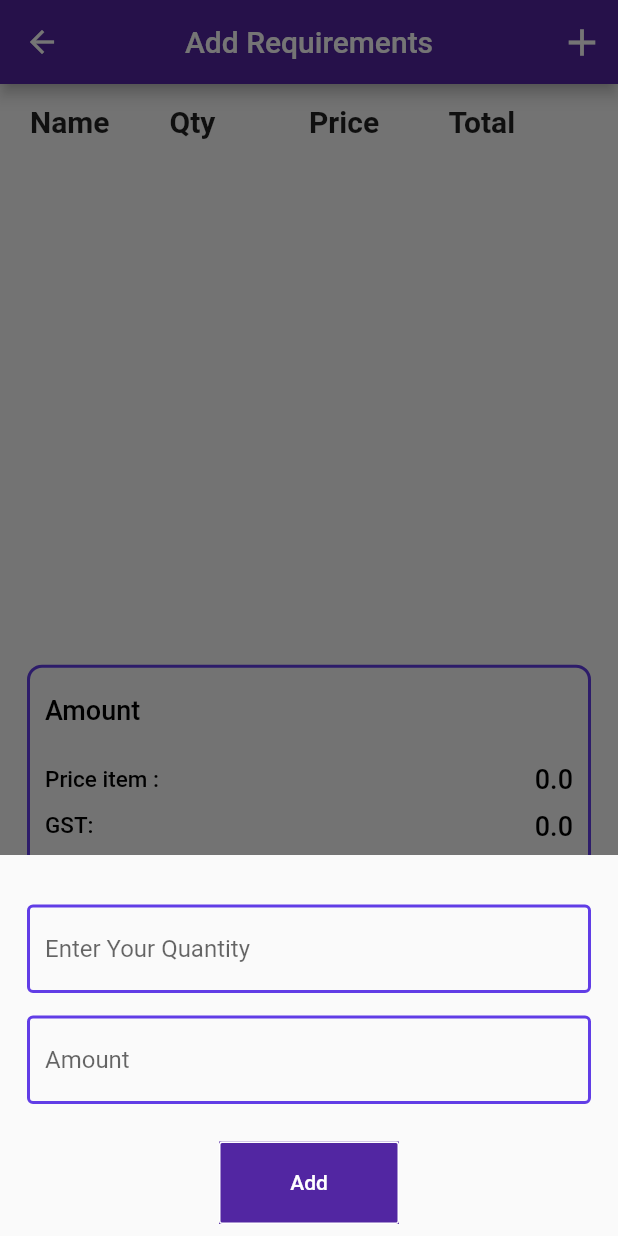
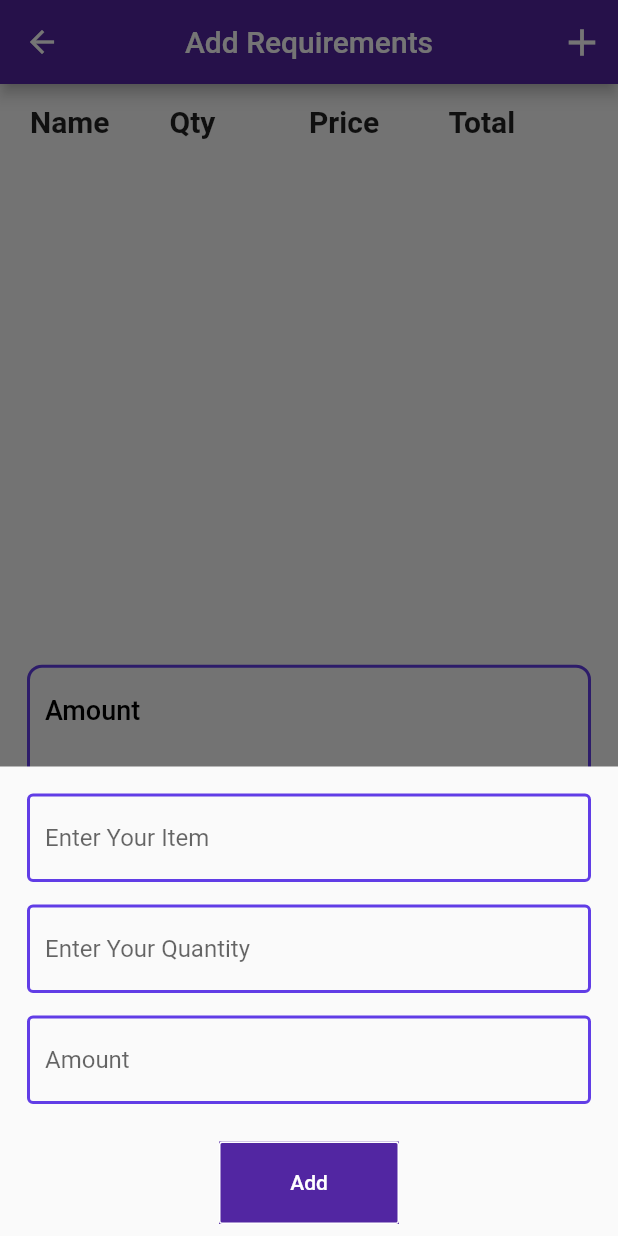
Before and after one commit to DOJYDOMINIC/shoping_app, a Flutter app: the AddRequirementsScreen screen opened directly with empty values, after a tap on the "add" icon, on a phone screen of 412 x 824 dp. Run offline on Flutter 3.47's test engine with Material 2 defaults, Android fonts, the phone set to English and light mode, and no system bars; our stand-ins replace animated_splash_screen, lottie.

```diff
--- a/lib/AddRequirementsScreen.dart
+++ b/lib/AddRequirementsScreen.dart
@@ -68,22 +68,21 @@ class _AddRequirementsScreenState extends State<AddRequirementsScreen> {
                       child: Column(
                         mainAxisSize: MainAxisSize.min,
                         children: [
-                          // TextField(
-                          //   decoration: const InputDecoration(
-                          //     focusedBorder: OutlineInputBorder(
-                          //       borderSide:
-                          //       BorderSide(color: Colors.blue, width: 2.0),
-                          //     ),
-                          //     enabledBorder: OutlineInputBorder(
-                          //       borderSide: BorderSide(
-                          //           color: Color.fromARGB(255, 97, 61, 230),
-                          //           width: 2.0),
-                          //     ),
-                          //     hintText: 'Enter Your Item ',
-                          //   ),
-                          //   controller: itemName,
-                          // ),
-
+                          TextField(
+                            decoration: const InputDecoration(
+                              focusedBorder: OutlineInputBorder(
+                                borderSide:
+                                BorderSide(color: Colors.blue, width: 2.0),
+                              ),
+                              enabledBorder: OutlineInputBorder(
+                                borderSide: BorderSide(
+                                    color: Color.fromARGB(255, 97, 61, 230),
+                                    width: 2.0),
+                              ),
+                              hintText: 'Enter Your Item ',
+                            ),
+                            controller: itemName,
+                          ),
                           const SizedBox(
                             height: 15,
                           ),
```
